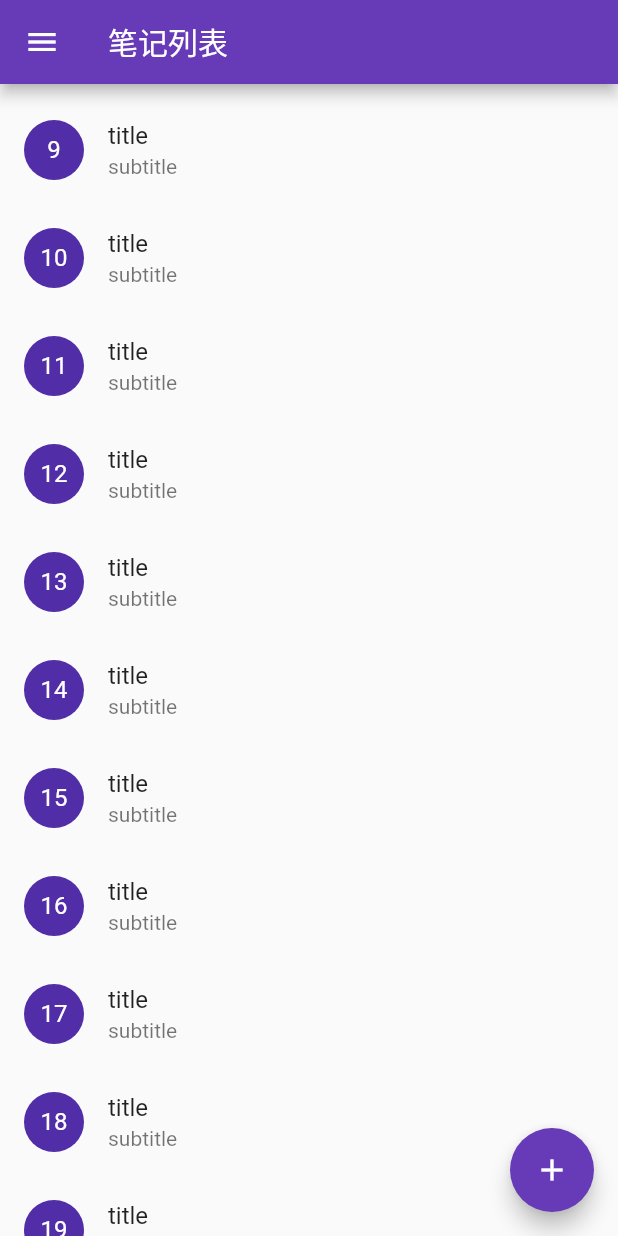
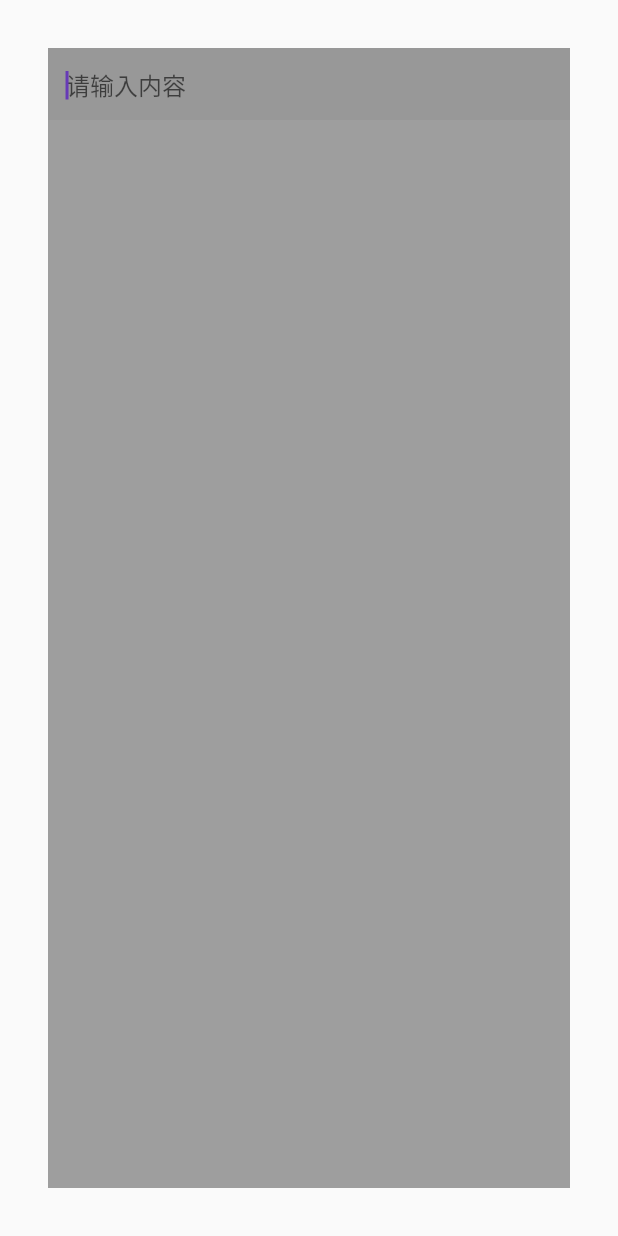
Before and after one commit to labmain/note_flutter, a Flutter app: the screen it shows after launch, scrolled down 576 dp, after a tap on the "add" icon, on a phone screen of 412 x 824 dp. Run offline on Flutter 3.47's test engine with Material 2 defaults, Android fonts, the phone set to English and light mode, and no system bars.

Commit message:
输入页面

```diff
--- /dev/null
+++ b/lib/Routers/Routers.dart
@@ -0,0 +1,15 @@
+import 'package:note_flutter/widgets/HomePage.dart';
+import 'package:note_flutter/widgets/NoteEditPage.dart';
+
+class Routers {
+  static String root = "/"; //跟页面必须定义为这个样式
+  static String editNote = "/editNote";
+  static final routers = {
+    // 首页
+    root: (context) => HomePage(
+          title: "标题",
+        ),
+    // 编辑
+    editNote: (context) => NoteEditPage(),
+  };
+}
--- a/lib/main.dart
+++ b/lib/main.dart
@@ -1,4 +1,6 @@
 import 'package:flutter/material.dart';
+
+import 'Routers/Routers.dart';
 
 void main() {
   runApp(MyApp());
@@ -12,85 +14,8 @@ class MyApp extends StatelessWidget {
       theme: ThemeData(
         primarySwatch: Colors.deepPurple,
       ),
-      home: MyHomePage(title: '笔记列表'),
+      initialRoute: Routers.root,
+      routes: Routers.routers,
     );
   }
 }
-
-class MyHomePage extends StatefulWidget {
-  MyHomePage({Key key, this.title}) : super(key: key);
-  final String title;
-
-  @override
-  _MyHomePageState createState() => _MyHomePageState();
-}
-
-class _MyHomePageState extends State<MyHomePage> {
-  void _incrementCounter() {
-    setState(() {});
-  }
-
-  void _listOnTap() {}
-
-  @override
-  Widget build(BuildContext context) {
-    return Scaffold(
-      appBar: AppBar(
-        title: Text(widget.title),
-      ),
-      drawer: Drawer(
-        child: ListView(
-          padding: EdgeInsets.zero,
-          children: const <Widget>[
-            DrawerHeader(
-              decoration: BoxDecoration(
-                color: Colors.deepPurple,
-              ),
-              child: Text(
-                'Drawer Header',
-                style: TextStyle(
-                  color: Colors.white,
-                  fontSize: 24,
-                ),
-              ),
-            ),
-            ListTile(
-              leading: Icon(Icons.message),
-              title: Text('Messages'),
-            ),
-            ListTile(
-              leading: Icon(Icons.account_circle),
-              title: Text('Profile'),
-            ),
-            ListTile(
-              leading: Icon(Icons.settings),
-              title: Text('Settings'),
-            ),
-          ],
-        ),
-      ),
-      body: Scrollbar(
-        child: ListView(
-          restorationId: 'list_demo_list_view',
-          padding: const EdgeInsets.symmetric(vertical: 8),
-          children: [
-            for (int index = 1; index < 21; index++)
-              ListTile(
-                leading: ExcludeSemantics(
-                  child: CircleAvatar(child: Text('$index')),
-                ),
-                title: Text("title"),
-                subtitle: Text("subtitle"),
-                onTap: () {},
-              ),
-          ],
-        ),
-      ),
-      floatingActionButton: FloatingActionButton(
-        onPressed: _incrementCounter,
-        tooltip: 'Increment',
-        child: Icon(Icons.add),
-      ), // This trailing comma makes auto-formatting nicer for build methods.
-    );
-  }
-}
--- /dev/null
+++ b/lib/widgets/HomePage.dart
@@ -0,0 +1,80 @@
+import 'package:flutter/material.dart';
+import 'package:note_flutter/Routers/Routers.dart';
+
+class HomePage extends StatefulWidget {
+  HomePage({Key key, this.title}) : super(key: key);
+  final String title;
+
+  @override
+  _HomePageState createState() => _HomePageState();
+}
+
+class _HomePageState extends State<HomePage> {
+  void _incrementCounter() {
+    Navigator.of(context).pushNamed(Routers.editNote);
+  }
+
+  void _listOnTap() {}
+
+  @override
+  Widget build(BuildContext context) {
+    return Scaffold(
+      appBar: AppBar(
+        title: Text(widget.title),
+      ),
+      drawer: Drawer(
+        child: ListView(
+          padding: EdgeInsets.zero,
+          children: const <Widget>[
+            DrawerHeader(
+              decoration: BoxDecoration(
+                color: Colors.deepPurple,
+              ),
+              child: Text(
+                'Drawer Header',
+                style: TextStyle(
+                  color: Colors.white,
+                  fontSize: 24,
+                ),
+              ),
+            ),
+            ListTile(
+              leading: Icon(Icons.message),
+              title: Text('Messages'),
+            ),
+            ListTile(
+              leading: Icon(Icons.account_circle),
+              title: Text('Profile'),
+            ),
+            ListTile(
+              leading: Icon(Icons.settings),
+              title: Text('Settings'),
+            ),
+          ],
+        ),
+      ),
+      body: Scrollbar(
+        child: ListView(
+          restorationId: 'list_demo_list_view',
+          padding: const EdgeInsets.symmetric(vertical: 8),
+          children: [
+            for (int index = 1; index < 21; index++)
+              ListTile(
+                leading: ExcludeSemantics(
+                  child: CircleAvatar(child: Text('$index')),
+                ),
+                title: Text("title"),
+                subtitle: Text("subtitle"),
+                onTap: () {},
+              ),
+          ],
+        ),
+      ),
+      floatingActionButton: FloatingActionButton(
+        onPressed: _incrementCounter,
+        tooltip: 'Increment',
+        child: Icon(Icons.add),
+      ), // This trailing comma makes auto-formatting nicer for build methods.
+    );
+  }
+}
--- /dev/null
+++ b/lib/widgets/NoteEditPage.dart
@@ -0,0 +1,36 @@
+import 'package:flutter/material.dart';
+
+/// Opens an [AlertDialog] showing what the user typed.
+class NoteEditPage extends StatefulWidget {
+  NoteEditPage({Key key}) : super(key: key);
+
+  @override
+  _NoteEditPageState createState() => new _NoteEditPageState();
+}
+
+/// State for [NoteEditPage] widgets.
+class _NoteEditPageState extends State<NoteEditPage> {
+  // final TextEditingController _controller = new TextEditingController();
+
+  @override
+  Widget build(BuildContext context) {
+    return Scaffold(
+      body: Container(
+        color: Colors.grey,
+        height: double.infinity,
+        margin: EdgeInsets.all(32),
+        child: TextField(
+          autofocus: true,
+          scrollPadding: EdgeInsets.all(8),
+          maxLines: null,
+          decoration: InputDecoration(
+            hintText: "请输入内容",
+            border: InputBorder.none,
+            filled: true,
+            // fillColor: Colors.red,
+          ),
+        ),
+      ),
+    );
+  }
+}
```
